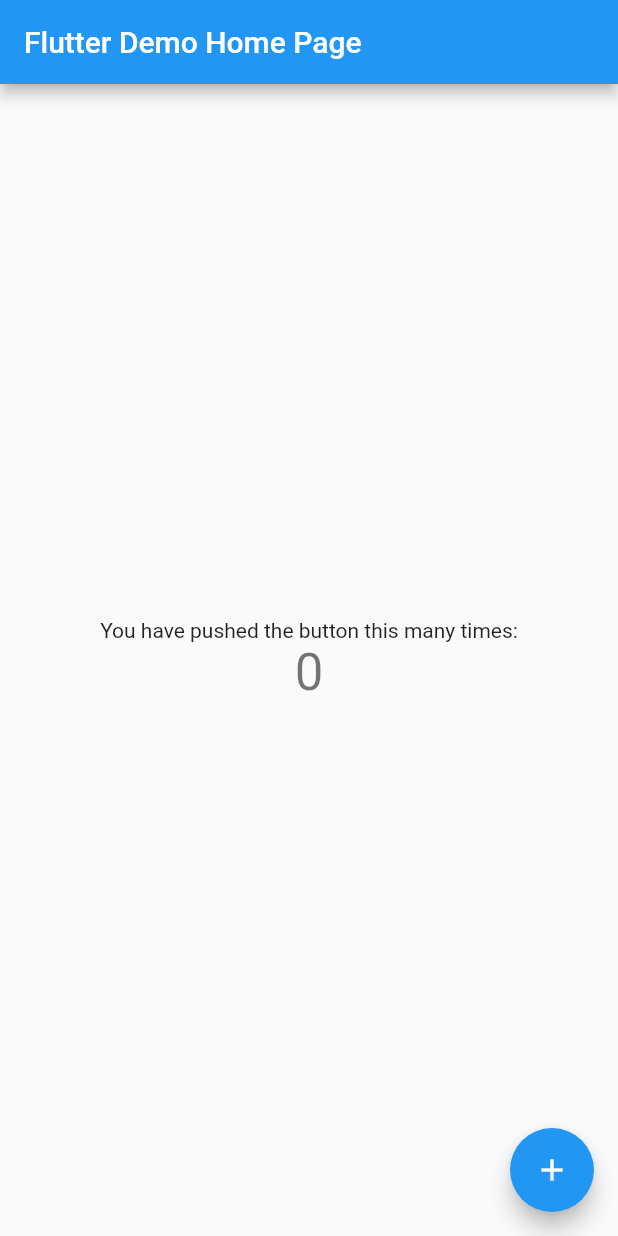
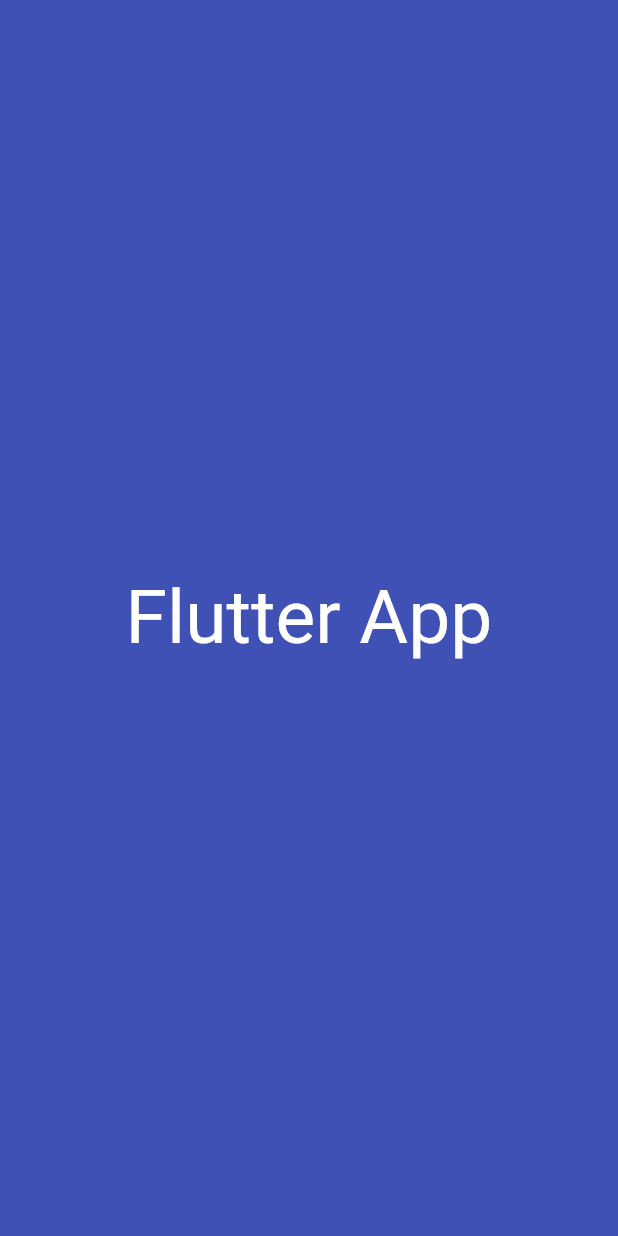
Before and after one commit to uzzzzy/flutter_app, a Flutter app: the screen it shows after launch, on a phone screen of 412 x 824 dp. Run offline on Flutter 3.47's test engine with Material 2 defaults, Android fonts, the phone set to English and light mode, and no system bars.

Commit message:
create home screen

```diff
--- /dev/null
+++ b/lib/constant/app.dart
@@ -0,0 +1 @@
+const String appName = 'Flutter App';
--- a/lib/main.dart
+++ b/lib/main.dart
@@ -1,4 +1,6 @@
 import 'package:flutter/material.dart';
+import 'package:flutter_app/constant/app.dart';
+import 'package:flutter_app/screens/home_screen.dart';
 
 void main() {
   runApp(const MyApp());
@@ -11,105 +13,12 @@ class MyApp extends StatelessWidget {
   @override
   Widget build(BuildContext context) {
     return MaterialApp(
+      debugShowCheckedModeBanner: false,
       title: 'Flutter Demo',
       theme: ThemeData(
-        // This is the theme of your application.
-        //
-        // Try running your application with "flutter run". You'll see the
-        // application has a blue toolbar. Then, without quitting the app, try
-        // changing the primarySwatch below to Colors.green and then invoke
-        // "hot reload" (press "r" in the console where you ran "flutter run",
-        // or simply save your changes to "hot reload" in a Flutter IDE).
-        // Notice that the counter didn't reset back to zero; the application
-        // is not restarted.
         primarySwatch: Colors.blue,
       ),
-      home: const MyHomePage(title: 'Flutter Demo Home Page'),
+      home: const MyHomePage(title: appName),
     );
   }
 }
-
-class MyHomePage extends StatefulWidget {
-  const MyHomePage({Key? key, required this.title}) : super(key: key);
-
-  // This widget is the home page of your application. It is stateful, meaning
-  // that it has a State object (defined below) that contains fields that affect
-  // how it looks.
-
-  // This class is the configuration for the state. It holds the values (in this
-  // case the title) provided by the parent (in this case the App widget) and
-  // used by the build method of the State. Fields in a Widget subclass are
-  // always marked "final".
-
-  final String title;
-
-  @override
-  State<MyHomePage> createState() => _MyHomePageState();
-}
-
-class _MyHomePageState extends State<MyHomePage> {
-  int _counter = 0;
-
-  void _incrementCounter() {
-    setState(() {
-      // This call to setState tells the Flutter framework that something has
-      // changed in this State, which causes it to rerun the build method below
-      // so that the display can reflect the updated values. If we changed
-      // _counter without calling setState(), then the build method would not be
-      // called again, and so nothing would appear to happen.
-      _counter++;
-    });
-  }
-
-  @override
-  Widget build(BuildContext context) {
-    // This method is rerun every time setState is called, for instance as done
-    // by the _incrementCounter method above.
-    //
-    // The Flutter framework has been optimized to make rerunning build methods
-    // fast, so that you can just rebuild anything that needs updating rather
-    // than having to individually change instances of widgets.
-    return Scaffold(
-      appBar: AppBar(
-        // Here we take the value from the MyHomePage object that was created by
-        // the App.build method, and use it to set our appbar title.
-        title: Text(widget.title),
-      ),
-      body: Center(
-        // Center is a layout widget. It takes a single child and positions it
-        // in the middle of the parent.
-        child: Column(
-          // Column is also a layout widget. It takes a list of children and
-          // arranges them vertically. By default, it sizes itself to fit its
-          // children horizontally, and tries to be as tall as its parent.
-          //
-          // Invoke "debug painting" (press "p" in the console, choose the
-          // "Toggle Debug Paint" action from the Flutter Inspector in Android
-          // Studio, or the "Toggle Debug Paint" command in Visual Studio Code)
-          // to see the wireframe for each widget.
-          //
-          // Column has various properties to control how it sizes itself and
-          // how it positions its children. Here we use mainAxisAlignment to
-          // center the children vertically; the main axis here is the vertical
-          // axis because Columns are vertical (the cross axis would be
-          // horizontal).
-          mainAxisAlignment: MainAxisAlignment.center,
-          children: <Widget>[
-            const Text(
-              'You have pushed the button this many times:',
-            ),
-            Text(
-              '$_counter',
-              style: Theme.of(context).textTheme.headline4,
-            ),
-          ],
-        ),
-      ),
-      floatingActionButton: FloatingActionButton(
-        onPressed: _incrementCounter,
-        tooltip: 'Increment',
-        child: const Icon(Icons.add),
-      ), // This trailing comma makes auto-formatting nicer for build methods.
-    );
-  }
-}
--- /dev/null
+++ b/lib/screens/home_screen.dart
@@ -0,0 +1,31 @@
+import 'package:flutter/material.dart';
+
+class MyHomePage extends StatefulWidget {
+  final String title;
+  const MyHomePage({
+    Key? key,
+    this.title = 'no tile',
+  }) : super(key: key);
+
+  @override
+  State<MyHomePage> createState() => _MyHomePageState();
+}
+
+class _MyHomePageState extends State<MyHomePage> {
+  @override
+  Widget build(BuildContext context) {
+    return Scaffold(
+      backgroundColor: Colors.indigo,
+      body: Center(
+        child: Text(
+          widget.title,
+          style: const TextStyle(
+            color: Colors.white,
+            decoration: TextDecoration.none,
+            fontSize: 50,
+          ),
+        ),
+      ),
+    );
+  }
+}
```
